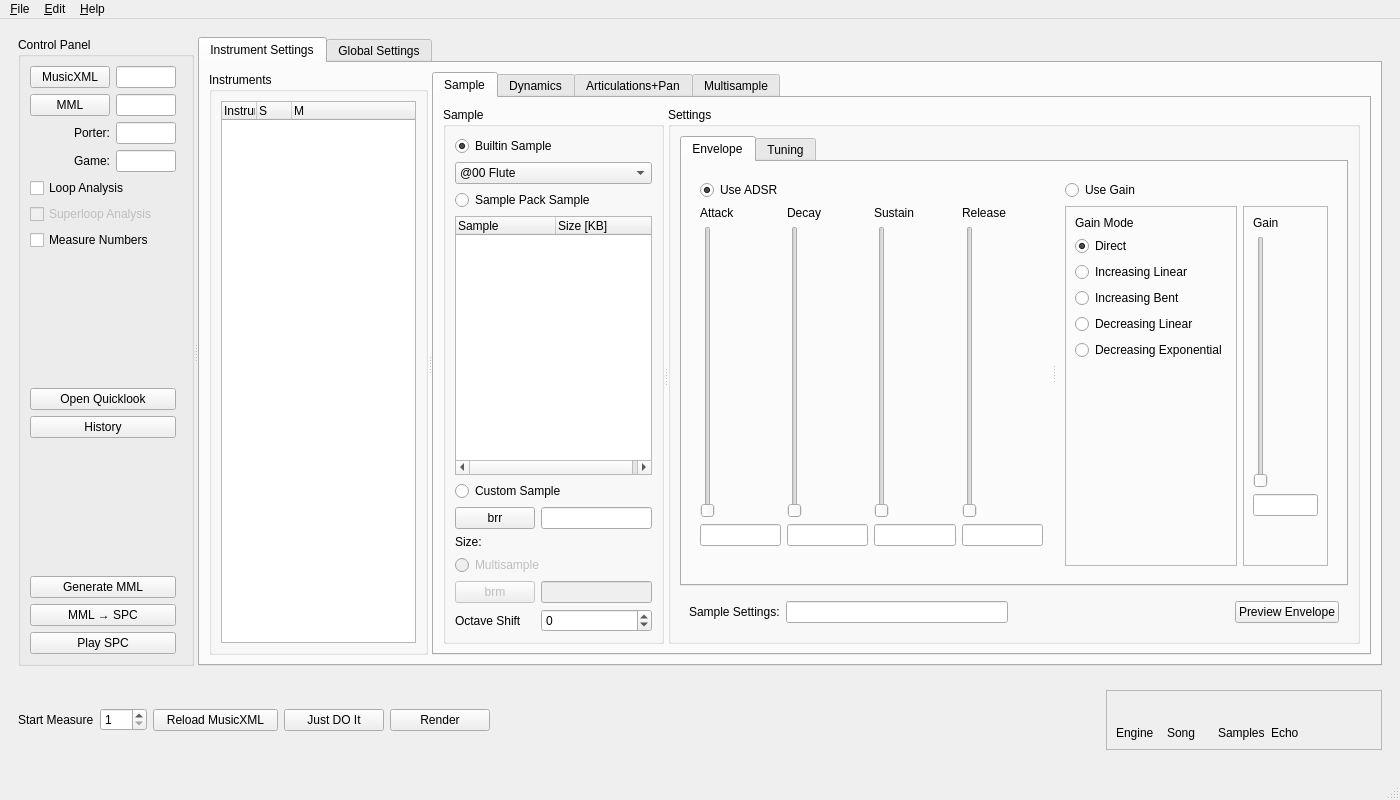
Above: smw_music/data/dashboard.ui from com-posers-pit/smw_music before the change. Below: the same form after it.
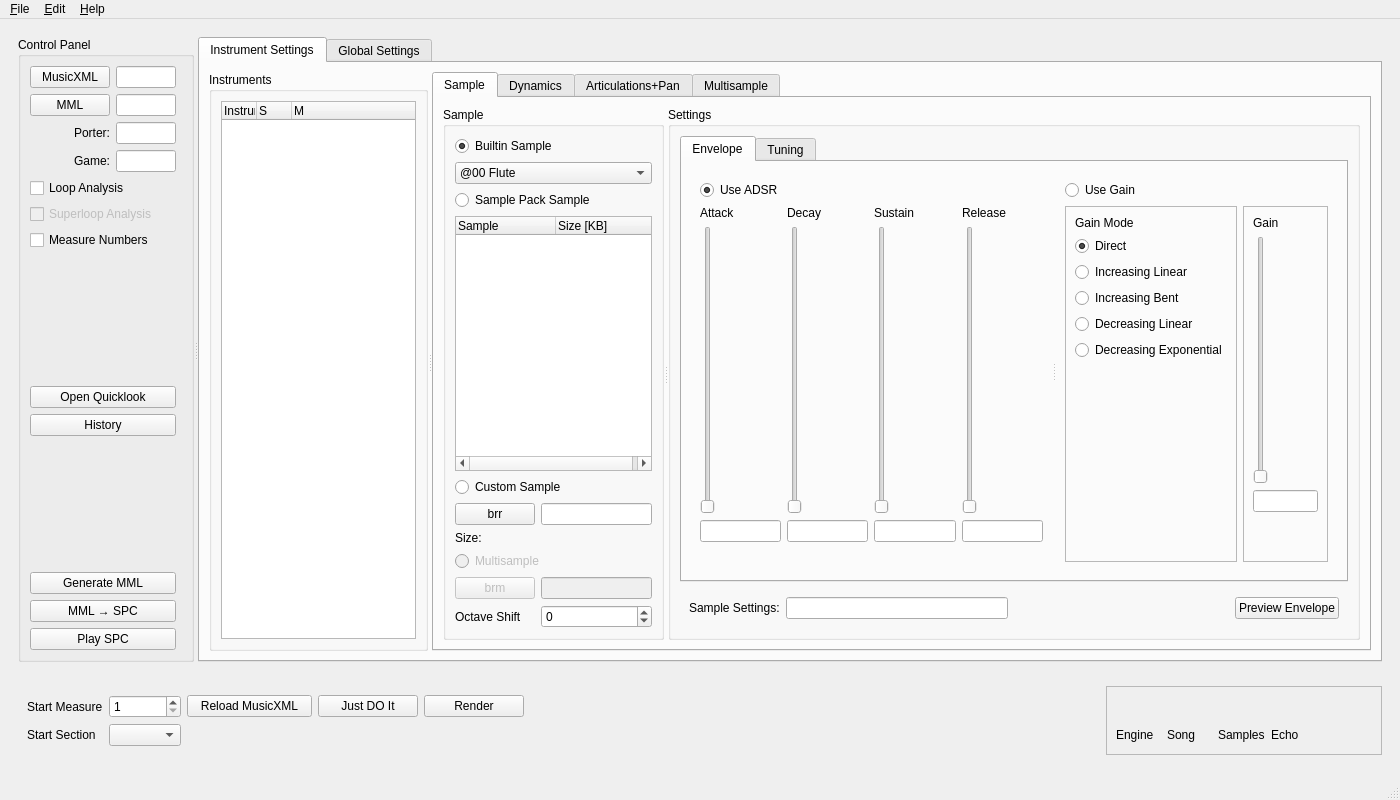
That is the form after the change.

Commit message:
Add start-at-section support
Re #237

Now playing:
Pushing Up Daisies by We Are Magonia

Patch:
```diff
--- a/smw_music/data/dashboard.ui
+++ b/smw_music/data/dashboard.ui
@@ -2546,13 +2546,9 @@
      <widget class="QWidget" name="main_controls_widget" native="true">
       <layout class="QHBoxLayout" name="horizontalLayout">
        <item>
-        <widget class="QLabel" name="start_measure_label">
-         <property name="text">
-          <string>Start Measure</string>
-         </property>
-        </widget>
-       </item>
-       <item>
+        <widget class="QWidget" name="lower_control_widget" native="true">
+         <layout class="QGridLayout" name="gridLayout_23">
+          <item row="0" column="1">
         <widget class="QSpinBox" name="start_measure">
          <property name="toolTip">
           <string>Which measure of music you'd like to start with</string>
@@ -2565,7 +2561,23 @@
          </property>
         </widget>
        </item>
-       <item>
+          <item row="0" column="4">
+           <widget class="QPushButton" name="render_zip">
+            <property name="minimumSize">
+             <size>
+              <width>100</width>
+              <height>0</height>
+             </size>
+            </property>
+            <property name="text">
+             <string>Render</string>
+            </property>
+            <property name="shortcut">
+             <string>Ctrl+R</string>
+            </property>
+           </widget>
+          </item>
+          <item row="0" column="2">
         <widget class="QPushButton" name="reload_musicxml">
          <property name="minimumSize">
           <size>
@@ -2581,7 +2593,7 @@
          </property>
         </widget>
        </item>
-       <item>
+          <item row="0" column="3">
         <widget class="QPushButton" name="generate_and_play">
          <property name="minimumSize">
           <size>
@@ -2597,20 +2609,24 @@
          </property>
         </widget>
        </item>
-       <item>
-        <widget class="QPushButton" name="render_zip">
-         <property name="minimumSize">
-          <size>
-           <width>100</width>
-           <height>0</height>
-          </size>
-         </property>
+          <item row="0" column="0">
+           <widget class="QLabel" name="start_measure_label">
+            <property name="text">
+             <string>Start Measure</string>
+            </property>
+           </widget>
+          </item>
+          <item row="1" column="0">
+           <widget class="QLabel" name="start_section_label">
          <property name="text">
-          <string>Render</string>
-         </property>
-         <property name="shortcut">
-          <string>Ctrl+R</string>
-         </property>
+             <string>Start Section</string>
+            </property>
+           </widget>
+          </item>
+          <item row="1" column="1">
+           <widget class="QComboBox" name="start_section"/>
+          </item>
+         </layout>
         </widget>
        </item>
        <item>
```
Left out of the diff: 4 changed lines with no effect on the pictures. Lines whose indentation alone changed are shown as unchanged. The commit also changes 6 other files.
